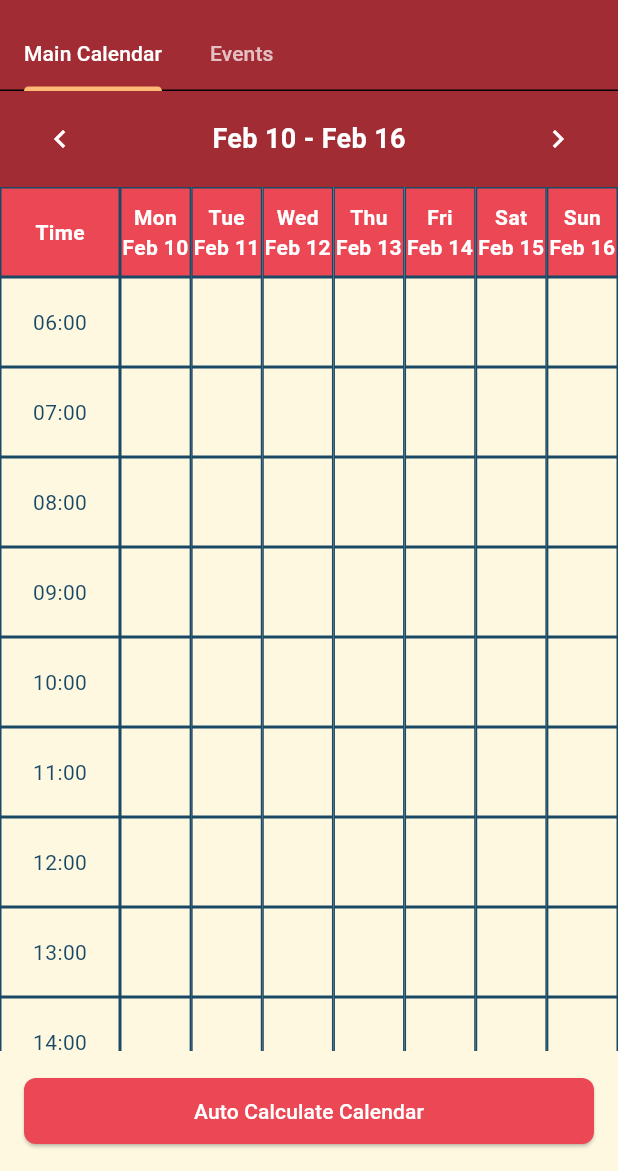
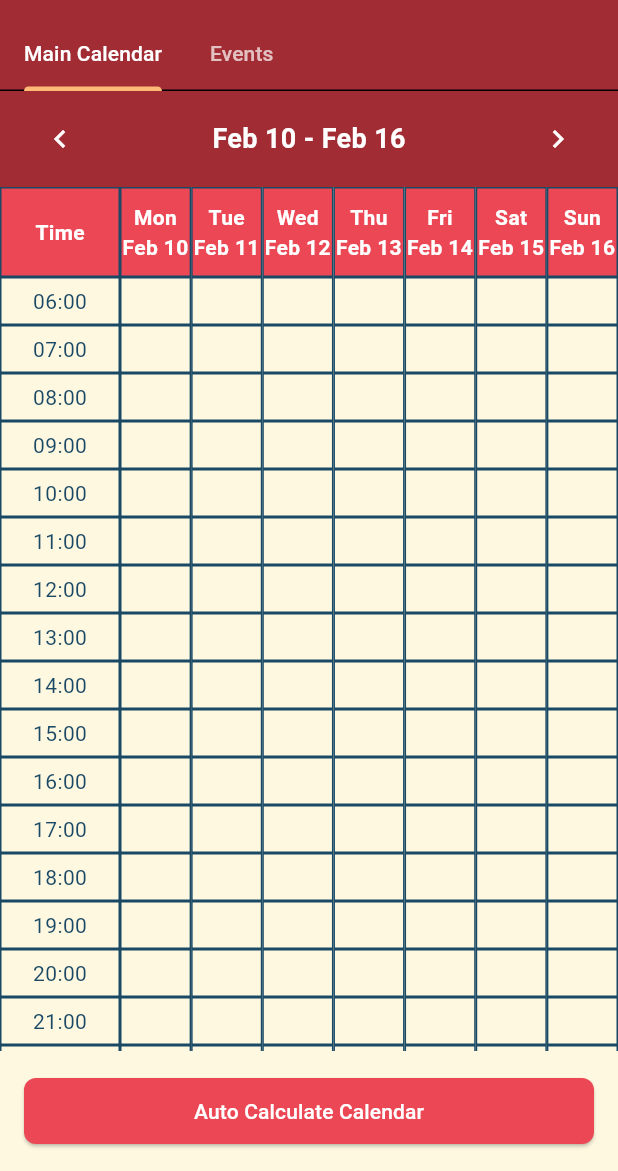
Before and after one commit to ctf05/panta-rhei, a Flutter app: the screen it shows after launch, after a tap on the "chevron left" icon, on a phone screen of 412 x 824 dp, the part 65-1236 px from its top. Run offline on Flutter 3.47's test engine with Material 3 defaults, Android fonts, the light colour scheme and no system bars; our stand-ins replace cloud_firestore, firebase_core; accounts and stored records are empty.

Commit message:
update ui and rules

```diff
--- a/lib/main.dart
+++ b/lib/main.dart
@@ -147,10 +147,43 @@ class _MainScreenState extends State<MainScreen> with TickerProviderStateMixin {
   void initState() {
     super.initState();
     _updateTabController();
-    // Load people when screen initializes
+
+    // Listen to people changes
     WidgetsBinding.instance.addPostFrameCallback((_) {
+      context.read<AppState>().addListener(_onAppStateChanged);
       _loadPeople();
     });
+  }
+
+  @override
+  void dispose() {
+    context.read<AppState>().removeListener(_onAppStateChanged);
+    _tabController.dispose();
+    super.dispose();
+  }
+
+  void _onAppStateChanged() {
+    final people = context.read<AppState>().people;
+    if (people != null) {
+      final currentIds = _personTabs.map((tab) {
+        final personTab = tab.builder(context) as PersonTab;
+        return personTab.personId;
+      }).toSet();
+
+      final newTabs = people.where((person) => !currentIds.contains(person.id))
+          .map((person) => TabData(
+        label: person.name,
+        builder: (_) => PersonTab(personId: person.id),
+        canClose: true,
+      )).toList();
+
+      if (newTabs.isNotEmpty) {
+        setState(() {
+          _personTabs.addAll(newTabs);
+          _updateTabController();
+        });
+      }
+    }
   }
 
   void _loadPeople() {
@@ -165,12 +198,6 @@ class _MainScreenState extends State<MainScreen> with TickerProviderStateMixin {
         _updateTabController();
       });
     }
-  }
-
-  @override
-  void dispose() {
-    _tabController.dispose();
-    super.dispose();
   }
 
   void _updateTabController() {
--- a/lib/widgets/calendar_widget.dart
+++ b/lib/widgets/calendar_widget.dart
@@ -121,7 +121,7 @@ class _WeekCalendarState extends State<WeekCalendar> {
                 fontSize: 10,
               ),
             ),
-          if (height > 60 && event.assignedPeople.isNotEmpty)
+          if (height > 32 && event.assignedPeople.isNotEmpty)
             Text(
               '${event.assignedPeople.length} attendees',
               style: const TextStyle(
@@ -230,7 +230,7 @@ class _WeekCalendarState extends State<WeekCalendar> {
                           children: List.generate(endHour - startHour, (index) {
                             final hour = startHour + index;
                             return Container(
-                              height: 60,
+                              height: 32,
                               decoration: BoxDecoration(
                                 border: Border.all(color: const Color(0xFF1a4966)),
                               ),
@@ -275,7 +275,7 @@ class _WeekCalendarState extends State<WeekCalendar> {
                                           }
                                         },
                                         child: Container(
-                                          height: 60,
+                                          height: 32,
                                           decoration: BoxDecoration(
                                             border: Border.all(color: const Color(0xFF1a4966)),
                                             color: day.isBefore(DateTime.now()) && !widget.isEditable
```
